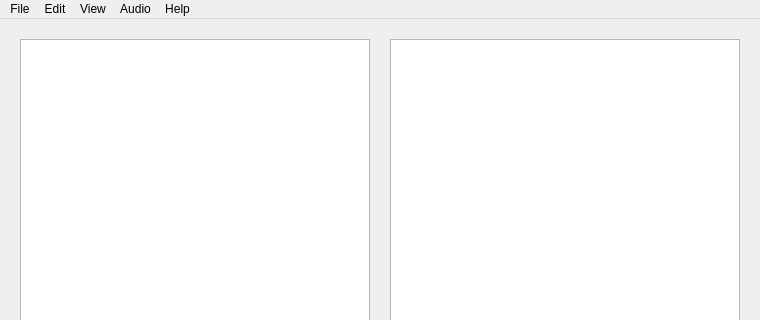
Qt form CIATE/mainwindow.ui (AleksandrMigunov/CIATE) before a commit; both pictures show x 0 to 760 and y 0 to 320 of the 760 by 640 pixel window.
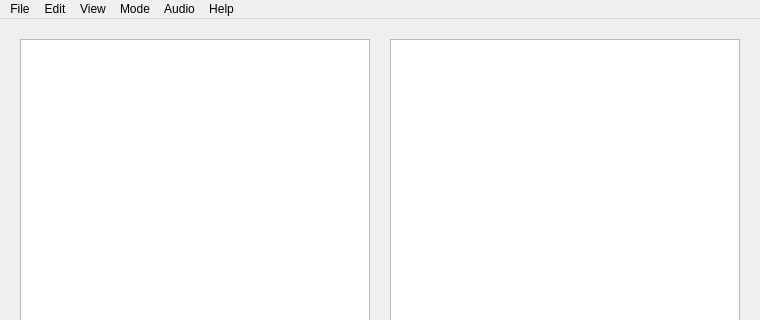
The same form after that commit.

```diff
--- a/CIATE/mainwindow.ui
+++ b/CIATE/mainwindow.ui
@@ -1271,9 +1271,21 @@
     <addaction name="actionAlphabet_3"/>
     <addaction name="actionAlphabet_4"/>
    </widget>
+   <widget class="QMenu" name="menuMode">
+    <property name="title">
+     <string>Mode</string>
+    </property>
+    <addaction name="actionText_and_Information"/>
+    <addaction name="actionOnly_Text"/>
+    <addaction name="actionOnly_information"/>
+    <addaction name="separator"/>
+    <addaction name="actionClear_information_automatically"/>
+    <addaction name="actionDo_not_clear_information"/>
+   </widget>
    <addaction name="menuFile"/>
    <addaction name="menuEdit"/>
    <addaction name="menuView"/>
+   <addaction name="menuMode"/>
    <addaction name="menuAudio"/>
    <addaction name="menuHelp"/>
   </widget>
```
Left out of the diff: 52 changed lines with no effect on the pictures.
